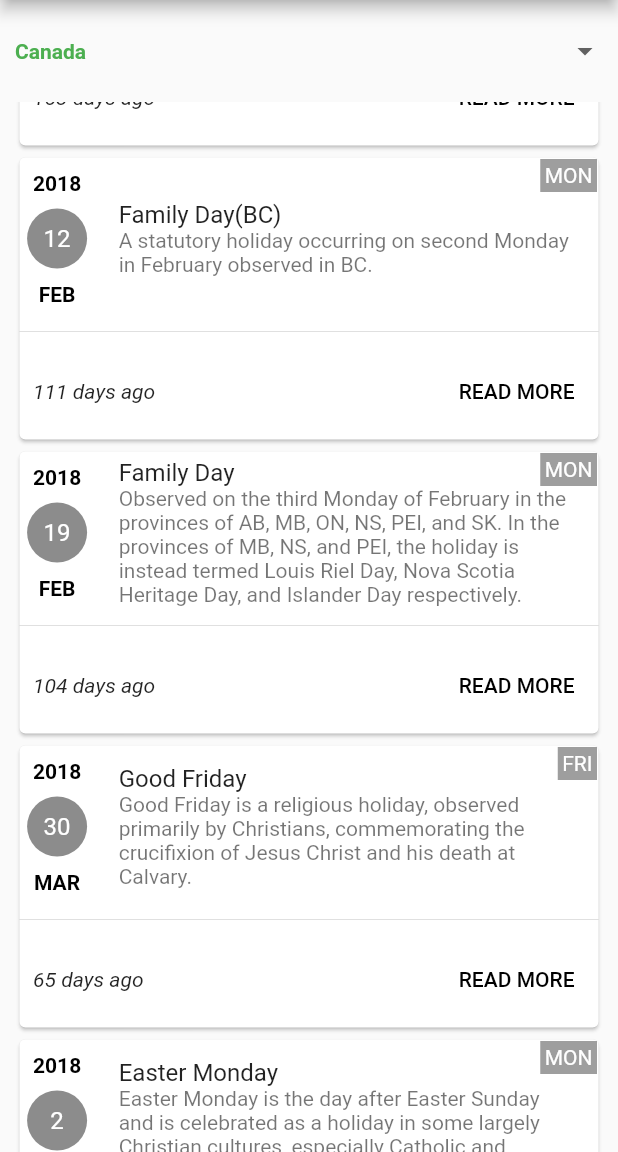
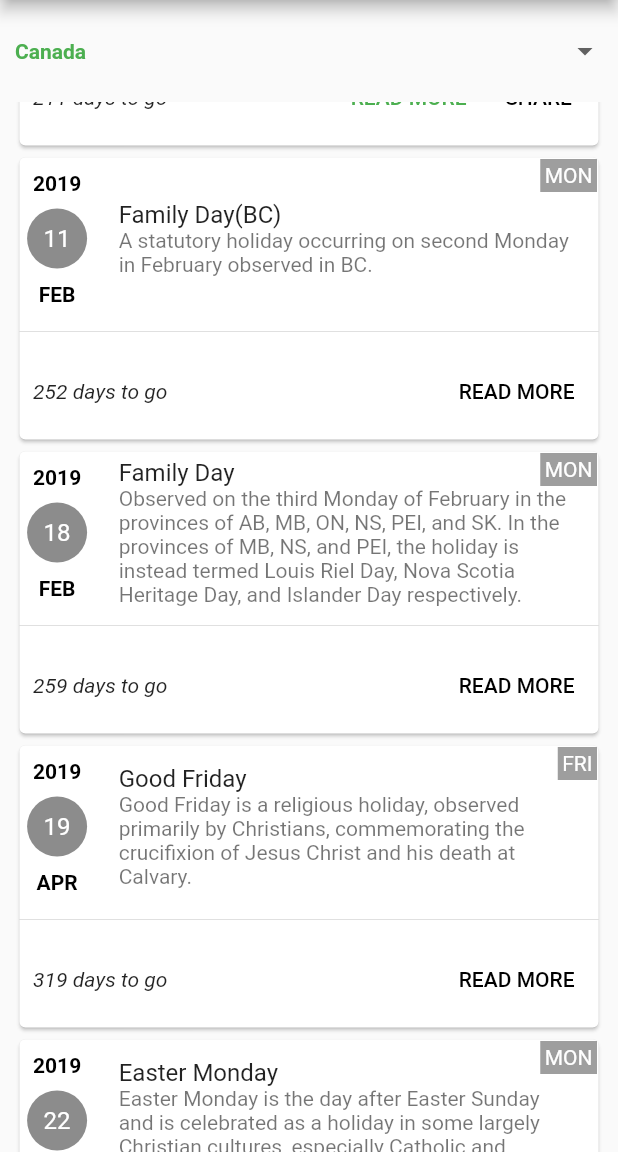
Before and after one commit to jobinbasani/my_next_holiday, a Flutter app: the screen it shows after launch, scrolled down 1152 dp, on a phone screen of 412 x 824 dp, the part 84-1236 px from its top. Run offline on Flutter 3.47's test engine with Material 2 defaults, Android fonts, the phone set to English and light mode, and no system bars; our stand-ins replace share, shared_preferences.

Commit message:
Code cleanup

```diff
--- a/lib/main.dart
+++ b/lib/main.dart
@@ -50,6 +50,9 @@ class _NlwHomePageState extends State<NlwHomePage> {
   var _weekDayFormatter = new DateFormat("E");
   SharedPreferences prefs;
   final Color redColor = const Color(0xA0B71C1C);
+  final _padding = const EdgeInsets.all(9.0);
+  final DateTime _startDate = DateTime.now().subtract(new Duration(days: 30*6));
+  final DateTime _endDate = DateTime.now().add(new Duration(days: 30*18));
 
   final List<HolidayService> _holidayServices = [
     new UsaHolidayService(),
@@ -106,7 +109,7 @@ class _NlwHomePageState extends State<NlwHomePage> {
       child: new Column(
         children: <Widget>[
           new Container(
-            padding: const EdgeInsets.all(9.0),
+            padding: _padding,
             child: new Text(
               details.holidayDate.year.toString(),
               style: new TextStyle(
@@ -116,7 +119,7 @@ class _NlwHomePageState extends State<NlwHomePage> {
           ),
           getDateAvatar(details),
           new Container(
-            padding: const EdgeInsets.all(9.0),
+            padding: _padding,
             child: new Text(
                 _monthFormatter.format(details.holidayDate).toUpperCase(),
                 style: new TextStyle(
@@ -204,7 +207,7 @@ class _NlwHomePageState extends State<NlwHomePage> {
   Widget _getHolidayListView() {
     return new Expanded(
         child: new ListView.builder(
-            padding: const EdgeInsets.all(9.0),
+            padding: _padding,
             itemCount: holidayDetailsMap[_selectedCountry].length,
             itemBuilder: (context, index) {
               return new Stack(
@@ -228,7 +231,7 @@ class _NlwHomePageState extends State<NlwHomePage> {
                         new Row(
                           children: <Widget>[
                             new Container(
-                              padding: const EdgeInsets.all(9.0),
+                              padding: _padding,
                               child: getDaysToGo(
                                   holidayDetailsMap[_selectedCountry]
                                       .elementAt(index)),
@@ -259,7 +262,7 @@ class _NlwHomePageState extends State<NlwHomePage> {
     if (holidayDetailsMap[_selectedCountry].isEmpty) {
       print("Loaing for first time");
       holidayDetailsMap[_selectedCountry]
-          .addAll(_serviceMap[_selectedCountry].getHolidays(18 * 30));
+          .addAll(_serviceMap[_selectedCountry].getHolidays(_startDate,_endDate));
     }
     print(holidayDetailsMap[_selectedCountry]);
   }
--- a/lib/services/CommonHolidayService.dart
+++ b/lib/services/CommonHolidayService.dart
@@ -2,19 +2,10 @@ import 'package:my_next_holiday/services/HolidayService.dart';
 import 'package:my_next_holiday/vo/HolidayDetails.dart';
 
 abstract class CommonHolidayService implements HolidayService {
-  DateTime getStartDatetime(int days) {
-    return new DateTime.now().subtract(new Duration(days: days));
-  }
-
-  DateTime getEndDatetime(int days) {
-    return new DateTime.now().add(new Duration(days: days));
-  }
 
   @override
-  List<HolidayDetails> getHolidays(int durationSpread) {
+  List<HolidayDetails> getHolidays(DateTime startDate, DateTime endDate) {
     List<HolidayDetails> holidayList = [];
-    DateTime startDate = getStartDatetime(durationSpread);
-    DateTime endDate = getEndDatetime(durationSpread);
     int startYear = startDate.year;
     int endYear = endDate.year;
     for (int year = startYear; year <= endYear; year++) {
--- a/lib/services/HolidayService.dart
+++ b/lib/services/HolidayService.dart
@@ -3,5 +3,5 @@ import 'package:my_next_holiday/vo/HolidayDetails.dart';
 
 abstract class HolidayService{
   String getCountry();
-  List<HolidayDetails> getHolidays(int durationSpread);
+  List<HolidayDetails> getHolidays(DateTime startDate, DateTime endDate);
 }
```
